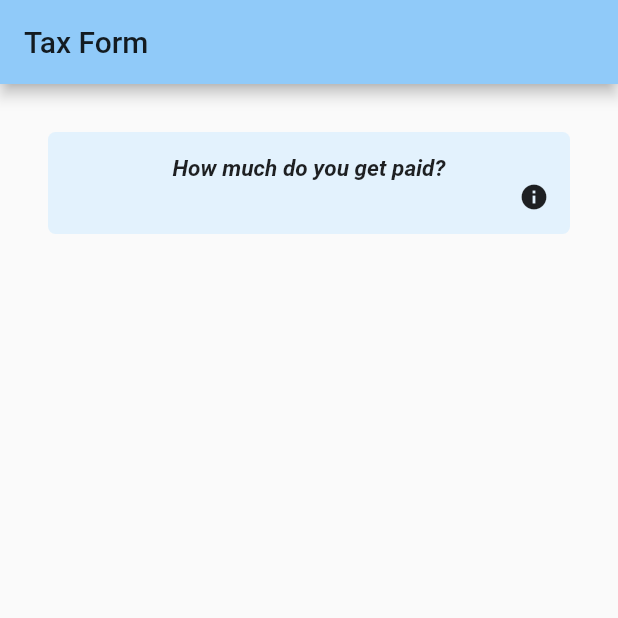
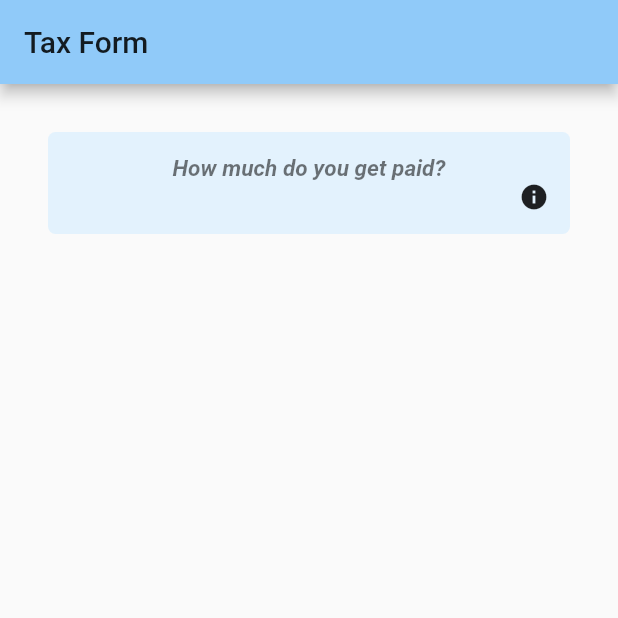
Before and after one commit to rayhaanbhikha/tax_calculator, a Flutter app: the screen it shows after launch, on a phone screen of 412 x 824 dp, the top half of it. Run offline on Flutter 3.47's test engine with Material 2 defaults, Android fonts, the phone set to English and light mode, and no system bars.

Commit message:
Design added (draw.io)

```diff
--- a/lib/components/MainText.dart
+++ b/lib/components/MainText.dart
@@ -53,6 +53,7 @@ class _Question extends StatelessWidget {
     return Text(
       questionText,
       style: TextStyle(
+          color: Colors.black54,
           fontSize: 15,
           fontWeight: FontWeight.w600,
           fontStyle: FontStyle.italic),
```
Also changed, not shown: 1 other file.
